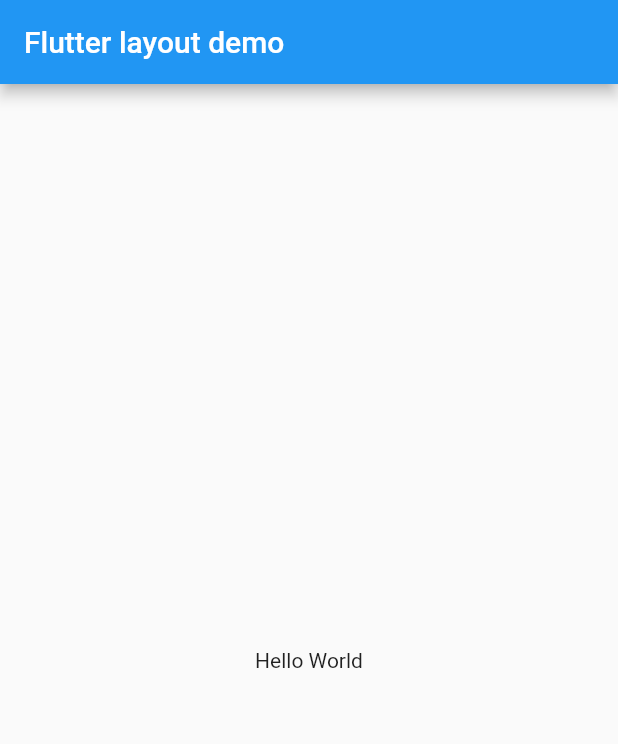
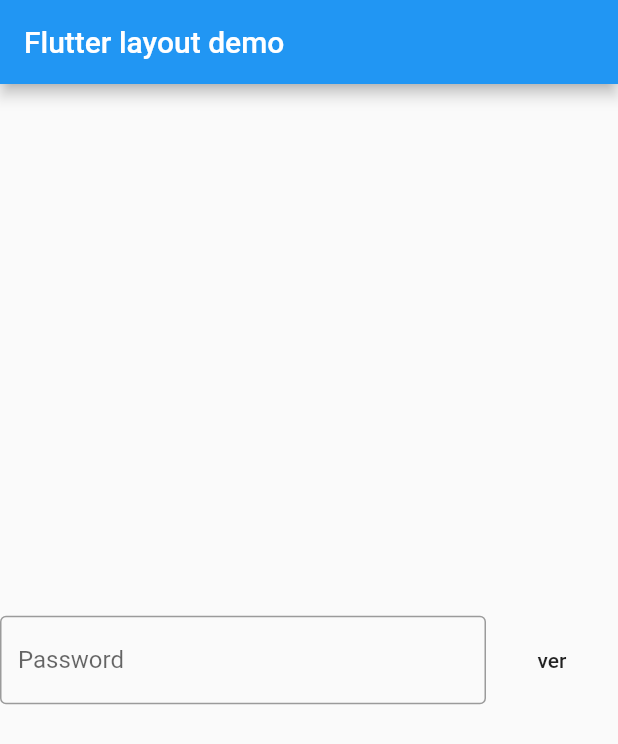
Before and after one commit to DaniWosel/stateful2, a Flutter app: the screen it shows after launch, on a phone screen of 412 x 824 dp. Shown: the top 744 px of the screen. Run offline on Flutter 3.47's test engine with Material 2 defaults, Android fonts, the phone set to English and light mode, and no system bars.

Commit message:
Password con ver

```diff
--- /dev/null
+++ b/lib/formulario.dart
@@ -0,0 +1,67 @@
+import 'package:flutter/material.dart';
+
+
+/* Plantilla stateful
+class Formulario extends StatefulWidget{
+  @override
+  FormularioState createState(){
+    print(" CreateState Formulario");
+    return new FormularioState();
+  }
+}
+
+class FormularioState extends State<Formulario>{
+  @override
+  Widget build(BuildContext context){
+    return Text(" hola");
+  }
+}
+ */
+
+
+
+
+
+
+class Formulario extends StatefulWidget{
+  @override
+  FormularioState createState(){
+    print(" CreateState Formulario");
+    return new FormularioState();
+  }
+}
+
+class FormularioState extends State<Formulario>{
+
+  bool _mostrar= true;
+
+  doClick(){
+    print("click");
+    setState(() {_mostrar = !_mostrar;
+    });
+  }
+
+  @override
+  Widget build(BuildContext context){
+    return
+      Row(
+        children: [
+          Expanded(child:
+          TextField(
+            obscureText: !_mostrar,
+            decoration: InputDecoration(
+              border: OutlineInputBorder(),
+              labelText: 'Password',
+            ),
+          ),
+          ),
+
+          FlatButton(onPressed: (){
+            doClick();
+          },
+          child: Text("ver")
+          )
+        ]
+      );
+  }
+}
--- a/lib/main.dart
+++ b/lib/main.dart
@@ -1,4 +1,6 @@
 import 'package:flutter/material.dart';
+import 'formulario.dart';
+
 void main() => runApp(MyApp());
 class MyApp extends StatelessWidget {
   @override
@@ -10,7 +12,7 @@ class MyApp extends StatelessWidget {
           title: Text('Flutter layout demo'),
         ),
         body: Center(
-          child: Text('Hello World'),
+          child: Formulario(),
         ),
       ),
     );
```
